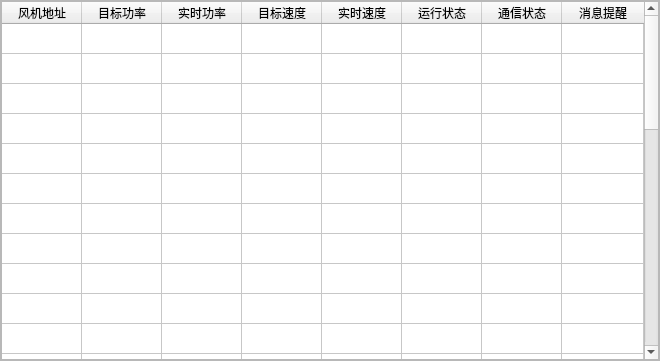
First picture: the form in userui/groupmonitorui.ui, repository pkzju/QSuperConsole0.1, before the edit.
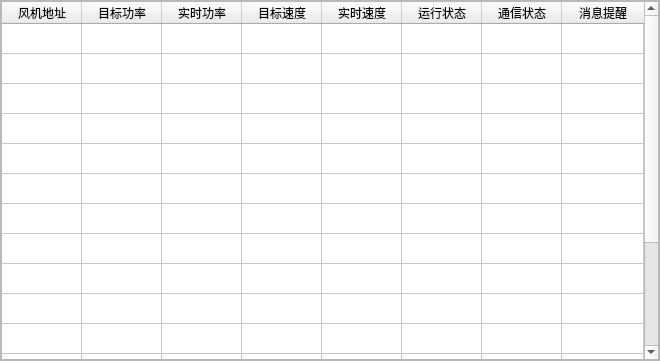
Second picture: the form after the edit.

```diff
--- a/userui/groupmonitorui.ui
+++ b/userui/groupmonitorui.ui
@@ -44,7 +44,7 @@
       <enum>Qt::ElideRight</enum>
      </property>
      <property name="rowCount">
-      <number>32</number>
+      <number>16</number>
      </property>
      <attribute name="horizontalHeaderDefaultSectionSize">
       <number>80</number>
@@ -84,22 +84,6 @@
      <row/>
      <row/>
      <row/>
-     <row/>
-     <row/>
-     <row/>
-     <row/>
-     <row/>
-     <row/>
-     <row/>
-     <row/>
-     <row/>
-     <row/>
-     <row/>
-     <row/>
-     <row/>
-     <row/>
-     <row/>
-     <row/>
      <column>
       <property name="text">
        <string>风机地址</string>
```
Left out of the diff: 6 changed lines with no effect on the pictures.
